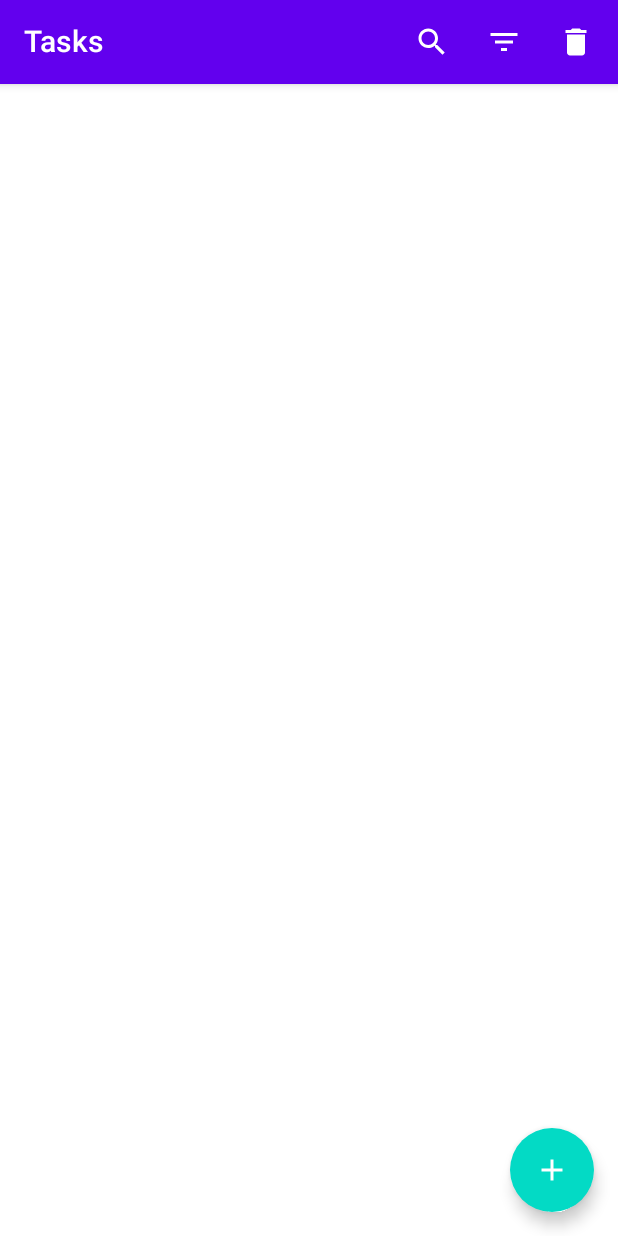
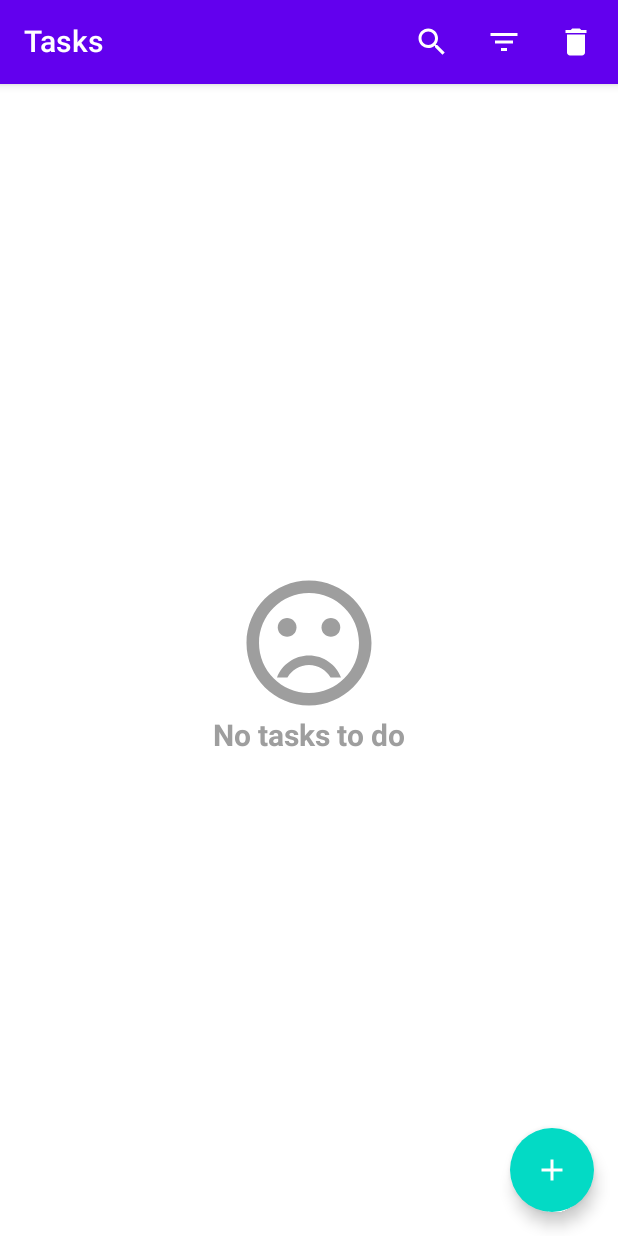
Before and after one commit to tmromao/ToDoCompose, an Android app built with Jetpack Compose: the composable ListScreen shown on its own in the app's theme, on a phone screen of 412 x 824 dp. Run offline under Robolectric (Android 15) with nearby library versions, the phone set to English and light mode, and no system bars; our stand-ins replace Dagger/Hilt's generated code.

Commit message:
Added empty content smile face

```diff
--- /dev/null
+++ b/app/src/main/java/com/example/todocompose/ui/screens/list/EmptyContent.kt
@@ -0,0 +1,53 @@
+package com.example.todocompose.ui.screens.list
+
+import androidx.compose.foundation.background
+import androidx.compose.foundation.layout.Arrangement
+import androidx.compose.foundation.layout.Column
+import androidx.compose.foundation.layout.fillMaxSize
+import androidx.compose.foundation.layout.size
+import androidx.compose.material.Icon
+import androidx.compose.material.MaterialTheme
+import androidx.compose.material.Text
+import androidx.compose.runtime.Composable
+import androidx.compose.ui.Alignment
+import androidx.compose.ui.Modifier
+import androidx.compose.ui.res.painterResource
+import androidx.compose.ui.res.stringResource
+import androidx.compose.ui.text.font.FontWeight
+import androidx.compose.ui.tooling.preview.Preview
+import androidx.compose.ui.unit.dp
+import com.example.todocompose.R
+import com.example.todocompose.ui.theme.MediumGray
+
+@Composable
+fun EmptyContent() {
+
+    Column(
+        modifier = Modifier
+            .fillMaxSize()
+            .background(MaterialTheme.colors.background),
+        verticalArrangement = Arrangement.Center,
+        horizontalAlignment = Alignment.CenterHorizontally
+    ) {
+        Icon(
+            modifier = Modifier
+                .size(100.dp),
+            painter = painterResource(id = R.drawable.ic_sad_face),
+            contentDescription = stringResource(id = R.string.sad_face_icon),
+            tint = MediumGray
+        )
+        Text(
+            text = stringResource(id = R.string.no_tasks_to_do),
+            color = MediumGray,
+            fontWeight = FontWeight.Bold,
+            fontSize = MaterialTheme.typography.h6.fontSize
+        )
+    }
+
+}
+
+@Preview
+@Composable
+fun EmptyContentPreview() {
+    EmptyContent()
+}
--- a/app/src/main/java/com/example/todocompose/ui/screens/list/ListScreen.kt
+++ b/app/src/main/java/com/example/todocompose/ui/screens/list/ListScreen.kt
@@ -1,5 +1,7 @@
 package com.example.todocompose.ui.screens.list
 
+import android.annotation.SuppressLint
+import android.util.Log
 import androidx.compose.material.FloatingActionButton
 import androidx.compose.material.Icon
 import androidx.compose.material.MaterialTheme
@@ -7,6 +9,8 @@ import androidx.compose.material.Scaffold
 import androidx.compose.material.icons.Icons
 import androidx.compose.material.icons.filled.Add
 import androidx.compose.runtime.Composable
+import androidx.compose.runtime.LaunchedEffect
+import androidx.compose.runtime.collectAsState
 import androidx.compose.runtime.getValue
 import androidx.compose.ui.graphics.Color
 import androidx.compose.ui.res.stringResource
@@ -16,14 +20,27 @@ import com.example.todocompose.ui.theme.fabBackgroundColor
 import com.example.todocompose.ui.viewmodels.SharedViewModel
 import com.example.todocompose.utils.SearchAppBarState
 
+@SuppressLint("UnusedMaterialScaffoldPaddingParameter")
 @Composable
 fun ListScreen(
     navigateToTaskScreen: (taskId: Int) -> Unit,
-    sharedViewModel: SharedViewModel
+    sharedViewModel: SharedViewModel,
 ) {
 
-    val searchAppBarState : SearchAppBarState by sharedViewModel.searchAppBarState
-    val searchTextState : String by sharedViewModel.searchTextState
+    LaunchedEffect(key1 = true){
+        /*Log.d("ListScreen", "LaunchedEffect: Triggered!")*/
+        sharedViewModel.getAllTasks()
+    }
+
+
+    val allTasks by sharedViewModel.allTasks.collectAsState()
+
+   /* for (task in allTasks.value){
+        Log.d("ListScreen", "Task: ${task.title}")
+    }*/
+
+    val searchAppBarState: SearchAppBarState by sharedViewModel.searchAppBarState
+    val searchTextState: String by sharedViewModel.searchTextState
 
 
     Scaffold(
@@ -35,7 +52,10 @@ fun ListScreen(
             )
         },
         content = {
-                  ListContent()
+            ListContent(
+                tasks = allTasks,
+                navigateToTaskScreen = navigateToTaskScreen
+            )
         },
         floatingActionButton = {
             ListFab(onFabClicked = navigateToTaskScreen)
--- /dev/null
+++ b/app/src/main/res/drawable/ic_sad_face.xml
@@ -0,0 +1,7 @@
+<vector android:height="24dp" android:tint="#000000"
+    android:viewportHeight="24" android:viewportWidth="24"
+    android:width="24dp" xmlns:android="http://schemas.android.com/apk/res/android">
+    <path android:fillColor="@android:color/white" android:pathData="M15.5,9.5m-1.5,0a1.5,1.5 0,1 1,3 0a1.5,1.5 0,1 1,-3 0"/>
+    <path android:fillColor="@android:color/white" android:pathData="M8.5,9.5m-1.5,0a1.5,1.5 0,1 1,3 0a1.5,1.5 0,1 1,-3 0"/>
+    <path android:fillColor="@android:color/white" android:pathData="M11.99,2C6.47,2 2,6.48 2,12s4.47,10 9.99,10C17.52,22 22,17.52 22,12S17.52,2 11.99,2zM12,20c-4.42,0 -8,-3.58 -8,-8s3.58,-8 8,-8 8,3.58 8,8 -3.58,8 -8,8zM12,14c-2.33,0 -4.32,1.45 -5.12,3.5h1.67c0.69,-1.19 1.97,-2 3.45,-2s2.75,0.81 3.45,2h1.67c-0.8,-2.05 -2.79,-3.5 -5.12,-3.5z"/>
+</vector>
--- a/app/src/main/res/values/strings.xml
+++ b/app/src/main/res/values/strings.xml
@@ -3,6 +3,8 @@
     <string name="app_name">ToDoCompose</string>
 
 
+    <string name="no_tasks_to_do">No tasks to do</string>
+    <string name="sad_face_icon">Sad face icon</string>
     <string name="close_icon">Close icon</string>
     <string name="search_icon">Search icon</string>
     <string name="list_screen_title">Tasks</string>
```
Also changed, not shown: app/src/main/java/com/example/todocompose/ui/screens/list/ListContent.kt (+38 -3 lines).
